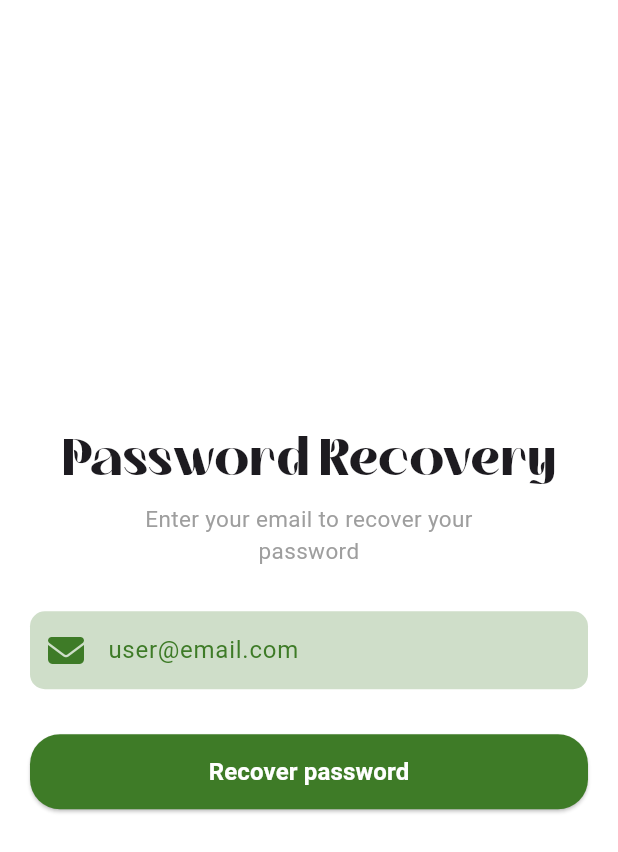
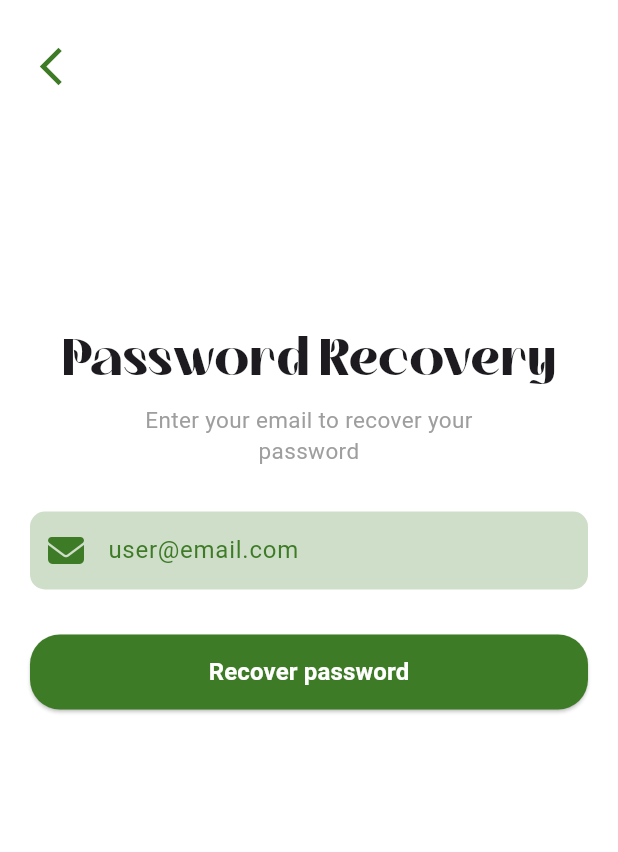
Before and after one commit to EsAm1973/Mazraaty, a Flutter app: the RecoverPassView screen opened by its route, on a phone screen of 412 x 824 dp. Shown: the top 852 px of the screen. Run offline on Flutter 3.47's test engine with Material 3 defaults, Android fonts, the light colour scheme and no system bars; our stand-ins replace font_awesome_flutter, go_router, google_fonts, image_picker; Roboto replaces fonts that are missing (Inder).

Commit message:
create backbutton in recover password

```diff
--- a/lib/Core/utils/app_router.dart
+++ b/lib/Core/utils/app_router.dart
@@ -6,18 +6,18 @@ import 'package:mazraaty/Features/onboardeing/presentation/views/onboard_view.da
 import 'package:mazraaty/Features/splash/presentation/views/splash_view.dart';
 
 abstract class AppRouter {
- // static const String kSplashView = '/';
+  static const String kSplashView = '/';
   static const String kOnboardingView = '/onboarding_view';
   static const String kLoginView = '/login_view';
   static const String kSignupView = '/signup_view';
   static const String kHomeView = '/home_view';
-  static const String kRecoverPassView = '/';
+  static const String kRecoverPassView = '/recoverpass_view';
 
   static final router = GoRouter(routes: [
-    // GoRoute(
-    //   path: kSplashView,
-    //   builder: (context, state) => const SplashView(),
-    // ),
+    GoRoute(
+      path: kSplashView,
+      builder: (context, state) => const SplashView(),
+    ),
     GoRoute(
       path: kOnboardingView,
       builder: (context, state) => const OnboardScreensView(),
--- a/lib/Features/authentication/presentation/views/widgets/login_forgetpass.dart
+++ b/lib/Features/authentication/presentation/views/widgets/login_forgetpass.dart
@@ -3,14 +3,14 @@ import 'package:mazraaty/Core/utils/styles.dart';
 import 'package:mazraaty/constants.dart';
 
 class LoginForgetPassword extends StatelessWidget {
-  const LoginForgetPassword({super.key});
-
+  const LoginForgetPassword({super.key, required this.onPressed});
+  final VoidCallback onPressed;
   @override
   Widget build(BuildContext context) {
     return Align(
       alignment: Alignment.centerRight,
       child: TextButton(
-        onPressed: () {},
+        onPressed: onPressed,
         child: Text(
           'Forget Password ?',
           style: Styles.textStyle16.copyWith(
--- /dev/null
+++ b/lib/Features/authentication/presentation/views/widgets/recoverpass_backbutton.dart
@@ -0,0 +1,24 @@
+import 'package:flutter/material.dart';
+import 'package:mazraaty/constants.dart';
+
+class RecoverPassBackButton extends StatelessWidget {
+  const RecoverPassBackButton({super.key, required this.onPressed});
+  final VoidCallback onPressed;
+  @override
+  Widget build(BuildContext context) {
+    return Padding(
+      padding: const EdgeInsets.symmetric(horizontal: 10, vertical: 20),
+      child: Align(
+        alignment: Alignment.topLeft,
+        child: IconButton(
+          onPressed: onPressed,
+          icon: const Icon(
+            Icons.arrow_back_ios_new,
+            size: 30,
+            color: kMainColor,
+          ),
+        ),
+      ),
+    );
+  }
+}
--- a/lib/Features/authentication/presentation/views/widgets/recoverpass_view_body.dart
+++ b/lib/Features/authentication/presentation/views/widgets/recoverpass_view_body.dart
@@ -1,7 +1,11 @@
 import 'package:flutter/material.dart';
+import 'package:go_router/go_router.dart';
+import 'package:mazraaty/Core/utils/app_router.dart';
+import 'package:mazraaty/Features/authentication/presentation/views/widgets/recoverpass_backbutton.dart';
 import 'package:mazraaty/Features/authentication/presentation/views/widgets/recoverpass_button.dart';
 import 'package:mazraaty/Features/authentication/presentation/views/widgets/recoverpass_email_textfeild.dart';
 import 'package:mazraaty/Features/authentication/presentation/views/widgets/recoverpass_title.dart';
+import 'package:mazraaty/constants.dart';
 
 class RecoverPassViewBody extends StatelessWidget {
   RecoverPassViewBody({super.key});
@@ -10,11 +14,19 @@ class RecoverPassViewBody extends StatelessWidget {
   @override
   Widget build(BuildContext context) {
     return Center(
-      child: Padding(
-        padding: const EdgeInsets.symmetric(horizontal: 20),
       child: Column(
-          mainAxisAlignment: MainAxisAlignment.center,
         children: [
+          RecoverPassBackButton(
+            onPressed: () {
+              GoRouter.of(context).pop();
+            },
+          ),
+          const SizedBox(
+            height: 110,
+          ),
+          Padding(
+            padding: const EdgeInsets.symmetric(horizontal: 20, vertical: 20),
+            child: Column(children: [
               const RecoverPassTitle(),
               const SizedBox(
                 height: 30,
@@ -37,8 +49,9 @@ class RecoverPassViewBody extends StatelessWidget {
                   );
                 }
               }),
+            ]),
+          ),
         ],
-        ),
       ),
     );
   }
```
Also changed, not shown: lib/Features/authentication/presentation/views/widgets/login_view_body.dart (+7 -1 lines). Lines whose indentation alone changed are shown as unchanged.
